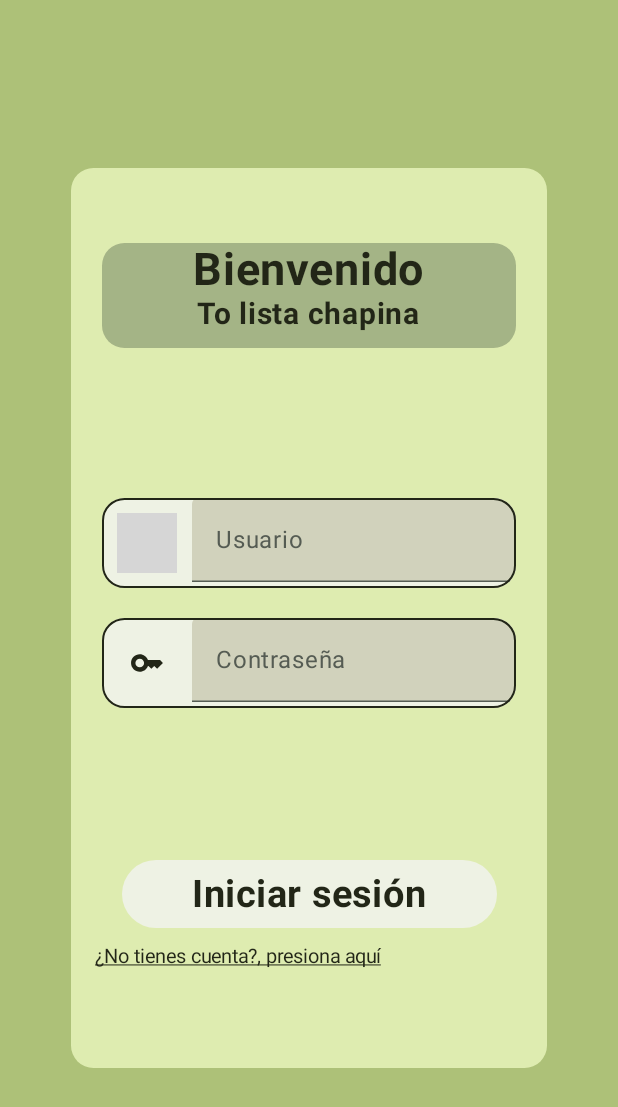
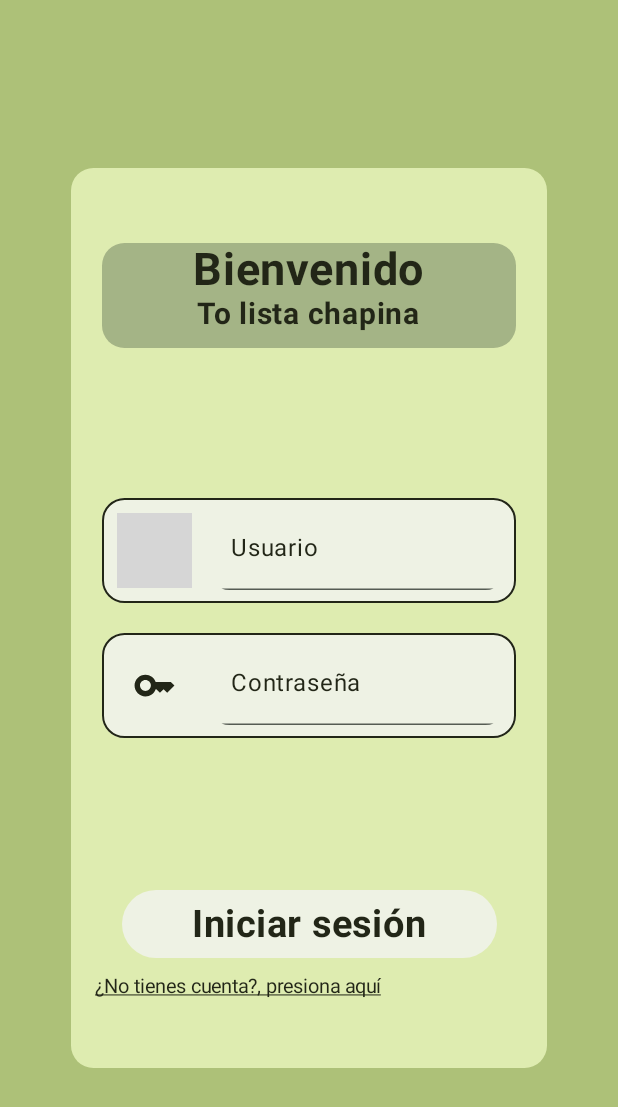
Before and after one commit to Andyfer004/Proyecto_plataformas_moviles, an Android app built with Jetpack Compose: the screen it shows after launch (MainActivity), on a phone screen of 412 x 824 dp. Shown: the top 1107 px of the screen. Run offline under Robolectric (Android 15) with nearby library versions, the phone set to English and light mode, and no system bars; our stand-ins replace Firebase (no records; nobody signed in at launch, a user with empty details on screens opened directly); grey boxes are pictures that could not be loaded.

Commit message:
Se mejoro la vista con el usuario

```diff
--- a/app/src/main/java/com/example/proyecto_plataformas_mviles/ui/theme/views/MainActivity.kt
+++ b/app/src/main/java/com/example/proyecto_plataformas_mviles/ui/theme/views/MainActivity.kt
@@ -1,7 +1,6 @@
 package com.example.proyecto_plataformas_mviles.ui.theme.views
 
 import android.content.Context
-import android.content.Intent
 import android.os.Bundle
 import android.widget.Toast
 import androidx.activity.ComponentActivity
@@ -27,7 +26,6 @@ import androidx.compose.material3.Icon
 import androidx.compose.material3.MaterialTheme
 import androidx.compose.material3.Surface
 import androidx.compose.material3.Text
-import androidx.compose.material3.TextButton
 import androidx.compose.material3.TextField
 import androidx.compose.material3.TextFieldDefaults
 import androidx.compose.runtime.Composable
@@ -74,7 +72,7 @@ class MainActivity : ComponentActivity() {
         setContent {
             Proyecto_Plataformas_móvilesTheme {
                 // A surface container using the 'background' color from the theme
-                Surface(modifier = Modifier.fillMaxSize() ,color = colorb ) {
+                Surface(modifier = Modifier.fillMaxSize(), color = colorb ) {
                     Navigation()
                 }
             }
@@ -89,7 +87,6 @@ fun Greeting(modifier: Modifier = Modifier, navController: NavController) {
     val context = LocalContext.current
     var user by remember { mutableStateOf("") }
     var password by remember { mutableStateOf("") }
-    val error = stringResource(R.string.error_user_password)
 
     Column(
         verticalArrangement = Arrangement.Center,
@@ -147,7 +144,7 @@ fun Greeting(modifier: Modifier = Modifier, navController: NavController) {
                 Surface(
                     modifier = Modifier
                         .width(276.dp)
-                        .height(60.dp)
+                        .height(70.dp)
                         .border(1.dp, Color.Black, RoundedCornerShape(15.dp)),
                     shape = RoundedCornerShape(15.dp),
                     color = Color.White,
@@ -159,7 +156,6 @@ fun Greeting(modifier: Modifier = Modifier, navController: NavController) {
                             tint = Color.Black,
                             modifier = Modifier
                                 .padding(10.dp),
-
                             )
 
                         TextField(
@@ -170,19 +166,26 @@ fun Greeting(modifier: Modifier = Modifier, navController: NavController) {
                                 }
                             },
                             singleLine = true,
-                            placeholder = { Text(stringResource(R.string.correo)) },
-                            label = { Text(stringResource(R.string.user)) },
+                            placeholder = { Text(
+                                stringResource(R.string.correo),
+                                color = Color.Black,
+                            ) },
+                            label = { Text(
+                                text = stringResource(R.string.user),
+                                color = Color.Black,
+                                ) },
                             textStyle = TextStyle(fontSize = 15.sp, color = Color.Black),
                             modifier = Modifier
                                 .width(276.dp)
-                                .padding(0.dp)
+                                .padding(0.dp, 5.dp, 5.dp, 5.dp)
                                 .background(Color.White),
                             colors = TextFieldDefaults.textFieldColors(
-                                containerColor = Color(218, 215, 205)
+                                containerColor = Color.White
                             ),
                             keyboardOptions = KeyboardOptions(
                                 keyboardType = KeyboardType.Email,
-                                imeAction = ImeAction.Next)
+                                imeAction = ImeAction.Next),
+                            shape = RoundedCornerShape(15.dp),
                         )
 
                     }
@@ -194,7 +197,7 @@ fun Greeting(modifier: Modifier = Modifier, navController: NavController) {
                 Surface(
                     modifier = Modifier
                         .width(276.dp)
-                        .height(60.dp)
+                        .height(70.dp)
                         .border(1.dp, Color.Black, RoundedCornerShape(15.dp)),
                     shape = RoundedCornerShape(15.dp),
                     color = Color.White,
@@ -216,11 +219,14 @@ fun Greeting(modifier: Modifier = Modifier, navController: NavController) {
                                 }
                             },
                             maxLines = 1,
-                            label = { Text(stringResource(R.string.password)) },
+                            label = { Text(
+                                text = stringResource(R.string.password),
+                                color = Color.Black,
+                            ) },
                             textStyle = TextStyle(fontSize = 15.sp, color = Color.Black),
                             modifier = Modifier
                                 .width(276.dp)
-                                .padding(0.dp)
+                                .padding(0.dp, 5.dp, 5.dp, 5.dp)
                                 .background(Color.White),
                             visualTransformation = PasswordVisualTransformation(),
                             keyboardOptions = KeyboardOptions.Default.copy(
@@ -228,9 +234,10 @@ fun Greeting(modifier: Modifier = Modifier, navController: NavController) {
                                 imeAction = ImeAction.Next
                             ),
                             colors = TextFieldDefaults.textFieldColors(
-                                containerColor = Color(218, 215, 205)
+                                containerColor = Color.White
                             ),
                             singleLine = true,
+                            shape = RoundedCornerShape(15.dp),
                         )
 
                     }
@@ -243,6 +250,7 @@ fun Greeting(modifier: Modifier = Modifier, navController: NavController) {
                 Button(
                     onClick = {
                         loginUser(user, password, navController,context)
+
                     },
                     modifier = Modifier
                         .width(250.dp)
@@ -286,9 +294,9 @@ fun Greeting(modifier: Modifier = Modifier, navController: NavController) {
 
                 }
             }
-            }
-                }
-            }
+        }
+    }
+}
 
 
 
@@ -301,7 +309,6 @@ private fun loginUser(user: String, password: String, navController: NavControll
         .addOnCompleteListener { task ->
             if (task.isSuccessful) {
                 // Sign in success, update UI with the signed-in user's information
-                val user = auth.currentUser
                 navController.navigate("SearchList")
             } else {
                 // If sign in fails, display a message to the user.
```
Also changed, not shown: app/src/main/java/com/example/proyecto_plataformas_mviles/ui/theme/views/New_Account.kt (+37 -23 lines), app/src/main/java/com/example/proyecto_plataformas_mviles/ui/theme/views/SearchList.kt (+29 -12 lines), app/src/main/java/com/example/proyecto_plataformas_mviles/ui/theme/views/SearchProduct.kt (+30 -19 lines), app/src/main/java/com/example/proyecto_plataformas_mviles/ui/theme/views/SelectedProduct.kt (+13 -2 lines), app/src/main/java/com/example/proyecto_plataformas_mviles/ui/theme/views/Supermarket.kt (+13 -22 lines).
